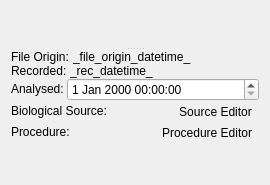
Above: src/scipyen/gui/widgets/dataclasswidgets/metadatawidget.ui from ctigaret/scipyen before the change. Below: the same form after it.
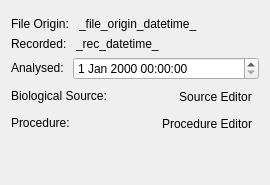
That is the form after the change. Icons and pictures are not drawn. Custom widgets are drawn as their Qt base class.

```diff
--- a/src/scipyen/gui/widgets/dataclasswidgets/metadatawidget.ui
+++ b/src/scipyen/gui/widgets/dataclasswidgets/metadatawidget.ui
@@ -15,23 +15,9 @@
   </property>
   <layout class="QGridLayout" name="gridLayout">
    <item row="0" column="0">
-    <widget class="QSplitter" name="splitter">
-     <property name="orientation">
-      <enum>Qt::Orientation::Vertical</enum>
-     </property>
-     <property name="handleWidth">
-      <number>3</number>
-     </property>
-     <widget class="DataExchangeWidget" name="dataExchangeWidget" native="true"/>
-     <widget class="QWidget" name="">
-      <layout class="QVBoxLayout" name="verticalLayout">
-       <property name="spacing">
-        <number>0</number>
-       </property>
-       <item>
         <widget class="NameDescriptionWidget" name="nameDescriptionWidget" native="true"/>
        </item>
-       <item>
+   <item row="1" column="0">
         <layout class="QHBoxLayout" name="horizontalLayout">
          <item>
           <widget class="QLabel" name="label">
@@ -61,7 +47,7 @@
          </item>
         </layout>
        </item>
-       <item>
+   <item row="2" column="0">
         <layout class="QHBoxLayout" name="horizontalLayout_2">
          <item>
           <widget class="QLabel" name="label_3">
@@ -91,7 +77,7 @@
          </item>
         </layout>
        </item>
-       <item>
+   <item row="3" column="0">
         <layout class="QHBoxLayout" name="horizontalLayout_3">
          <item>
           <widget class="QLabel" name="label_5">
@@ -118,7 +104,7 @@
          </item>
         </layout>
        </item>
-       <item>
+   <item row="4" column="0">
         <layout class="QHBoxLayout" name="horizontalLayout_4">
          <item>
           <widget class="QLabel" name="label_2">
@@ -173,7 +159,7 @@
          </item>
         </layout>
        </item>
-       <item>
+   <item row="5" column="0">
         <layout class="QHBoxLayout" name="horizontalLayout_5">
          <item>
           <widget class="QLabel" name="label_4">
@@ -228,7 +214,7 @@
          </item>
         </layout>
        </item>
-       <item>
+   <item row="6" column="0">
         <spacer name="verticalSpacer">
          <property name="orientation">
           <enum>Qt::Orientation::Vertical</enum>
@@ -236,24 +222,14 @@
          <property name="sizeHint" stdset="0">
           <size>
            <width>20</width>
-           <height>10</height>
+       <height>13</height>
           </size>
          </property>
         </spacer>
-       </item>
-      </layout>
-     </widget>
-    </widget>
    </item>
   </layout>
  </widget>
  <customwidgets>
-  <customwidget>
-   <class>DataExchangeWidget</class>
-   <extends>QWidget</extends>
-   <header location="global">gui.widgets.dataclasswidgets.dataexchangewidget</header>
-   <container>1</container>
-  </customwidget>
   <customwidget>
    <class>NameDescriptionWidget</class>
    <extends>QWidget</extends>
```
Lines whose indentation alone changed are shown as unchanged.
